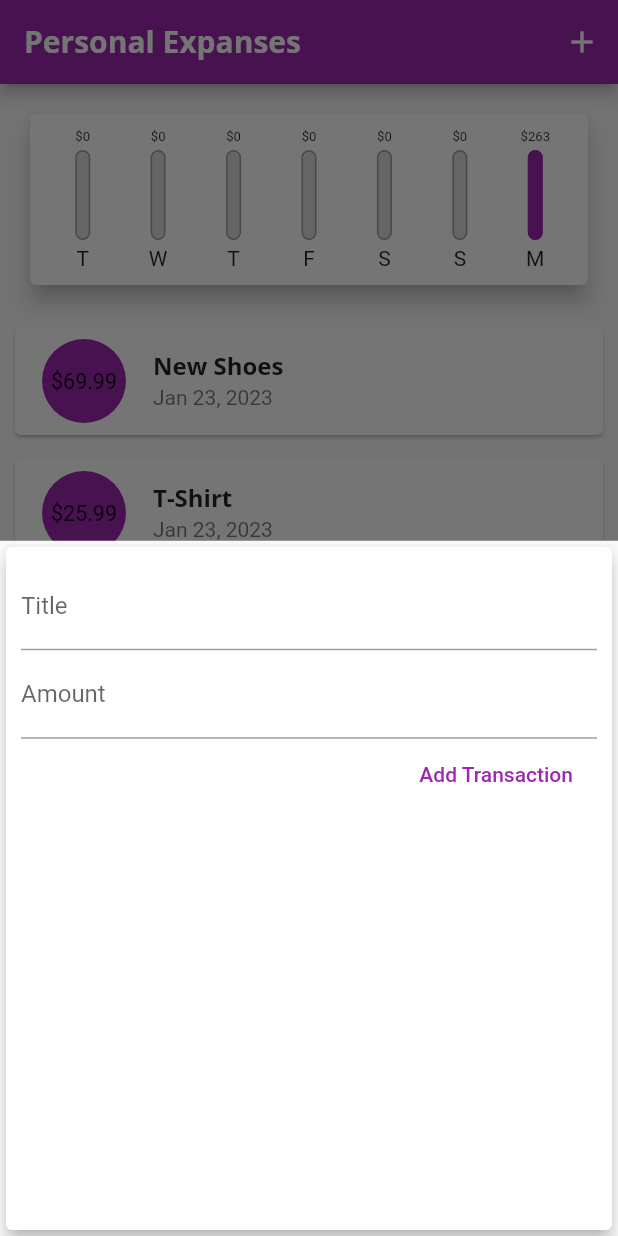
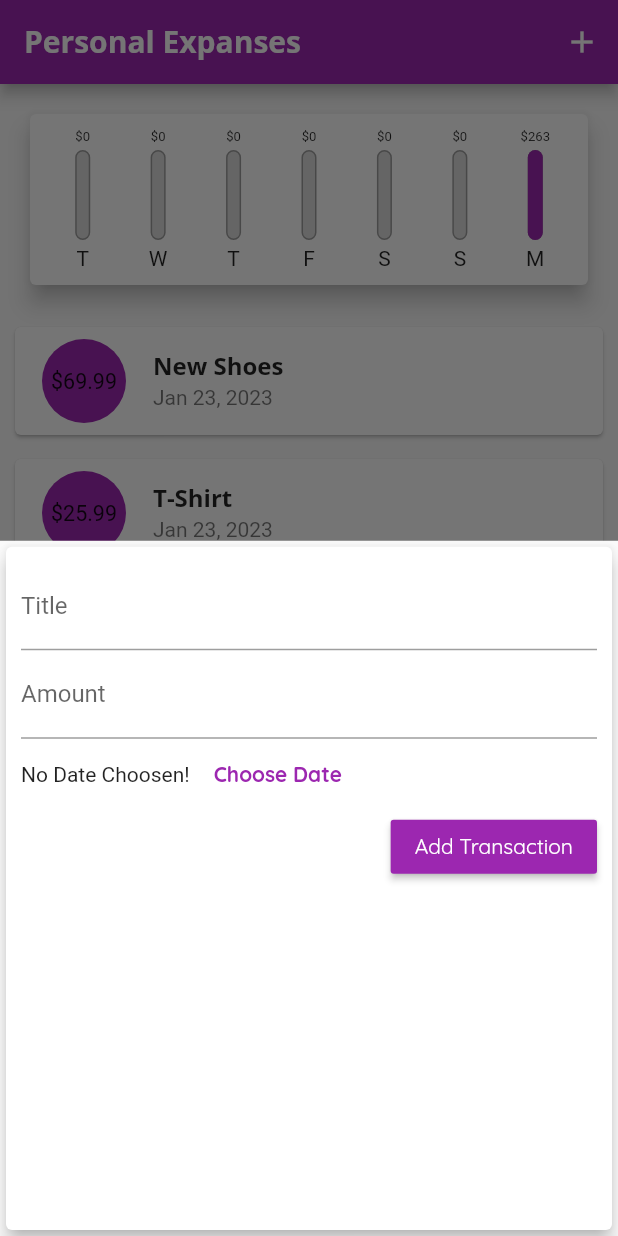
Before and after one commit to nino-t/flutter-personal-expenses, a Flutter app: the screen it shows after launch, after a tap on the "add" icon, on a phone screen of 412 x 824 dp. Run offline on Flutter 3.47's test engine with Material 2 defaults, Android fonts, the light colour scheme and no system bars.

Commit message:
add datepicker

```diff
--- a/lib/main.dart
+++ b/lib/main.dart
@@ -22,7 +22,8 @@ class MyApp extends StatelessWidget {
               headline6: const TextStyle(
                   fontFamily: 'OpenSans',
                   fontSize: 16,
-                  fontWeight: FontWeight.bold)),
+                  fontWeight: FontWeight.bold),
+              button: const TextStyle(color: Colors.white)),
           appBarTheme: const AppBarTheme(
               titleTextStyle: TextStyle(
                   fontFamily: 'OpenSans',
--- a/lib/widgets/new_transaction.dart
+++ b/lib/widgets/new_transaction.dart
@@ -1,4 +1,5 @@
 import 'package:flutter/material.dart';
+import 'package:intl/intl.dart';
 
 class NewTransaction extends StatefulWidget {
   const NewTransaction(this.addTransaction, {Key? key}) : super(key: key);
@@ -10,12 +11,13 @@ class NewTransaction extends StatefulWidget {
 }
 
 class _NewTransactionState extends State<NewTransaction> {
-  final titleController = TextEditingController();
-  final amountController = TextEditingController();
+  final _titleController = TextEditingController();
+  final _amountController = TextEditingController();
+  DateTime? _selectedDate;
 
   void _submitData() {
-    final enteredTitle = titleController.text;
-    final enteredAmount = double.parse(amountController.text);
+    final enteredTitle = _titleController.text;
+    final enteredAmount = double.parse(_amountController.text);
 
     if (enteredTitle.isEmpty || enteredAmount <= 0) {
       return;
@@ -24,6 +26,23 @@ class _NewTransactionState extends State<NewTransaction> {
     widget.addTransaction(enteredTitle, enteredAmount);
 
     Navigator.of(context).pop();
+  }
+
+  void _presetDatePicker() {
+    showDatePicker(
+            context: context,
+            initialDate: DateTime.now(),
+            firstDate: DateTime(2019),
+            lastDate: DateTime.now())
+        .then((pickedDate) {
+      if (pickedDate == null) {
+        return;
+      }
+
+      setState(() {
+        _selectedDate = pickedDate;
+      });
+    });
   }
 
   @override
@@ -37,19 +56,36 @@ class _NewTransactionState extends State<NewTransaction> {
           children: <Widget>[
             TextField(
               decoration: const InputDecoration(labelText: 'Title'),
-              controller: titleController,
+              controller: _titleController,
               onSubmitted: (_) => _submitData(),
             ),
             TextField(
               decoration: const InputDecoration(labelText: 'Amount'),
-              controller: amountController,
+              controller: _amountController,
               keyboardType: TextInputType.number,
               onSubmitted: (_) => _submitData(),
             ),
+            Row(
+              children: [
+                Text(_selectedDate == null
+                    ? 'No Date Choosen!'
+                    : 'Picked Date: ${DateFormat.yMd().format(_selectedDate!)}'),
+                // ignore: deprecated_member_use
+                FlatButton(
+                  onPressed: _presetDatePicker,
+                  child: const Text(
+                    'Choose Date',
+                    style: TextStyle(fontWeight: FontWeight.bold),
+                  ),
+                  textColor: Theme.of(context).primaryColor,
+                )
+              ],
+            ),
             // ignore: deprecated_member_use
-            FlatButton(
+            RaisedButton(
               child: const Text('Add Transaction'),
-              textColor: Colors.purple,
+              color: Theme.of(context).primaryColor,
+              textColor: Theme.of(context).textTheme.button?.color,
               onPressed: _submitData,
             )
           ],
```
